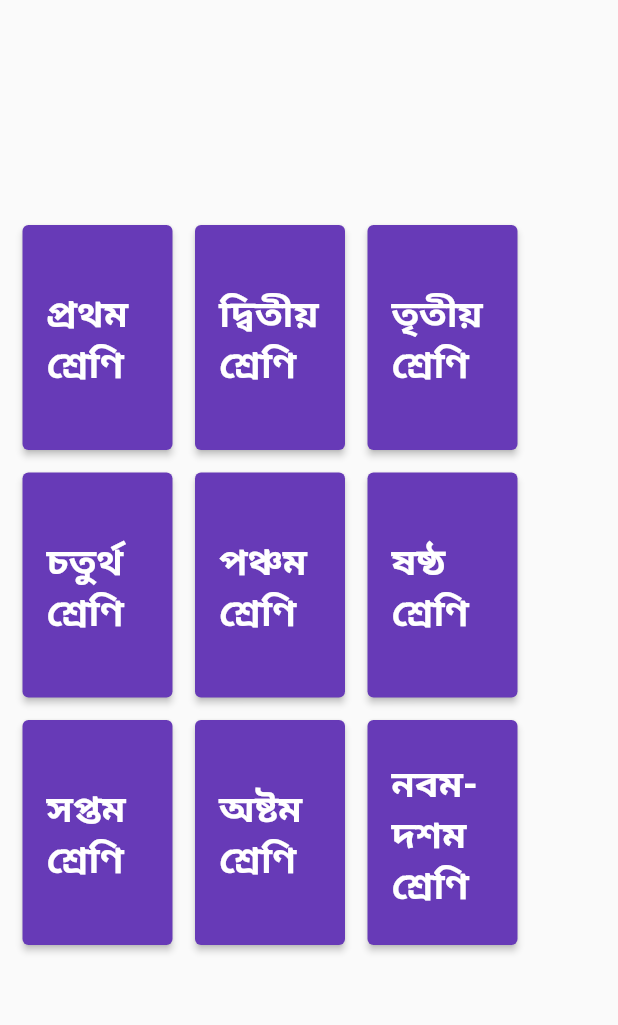
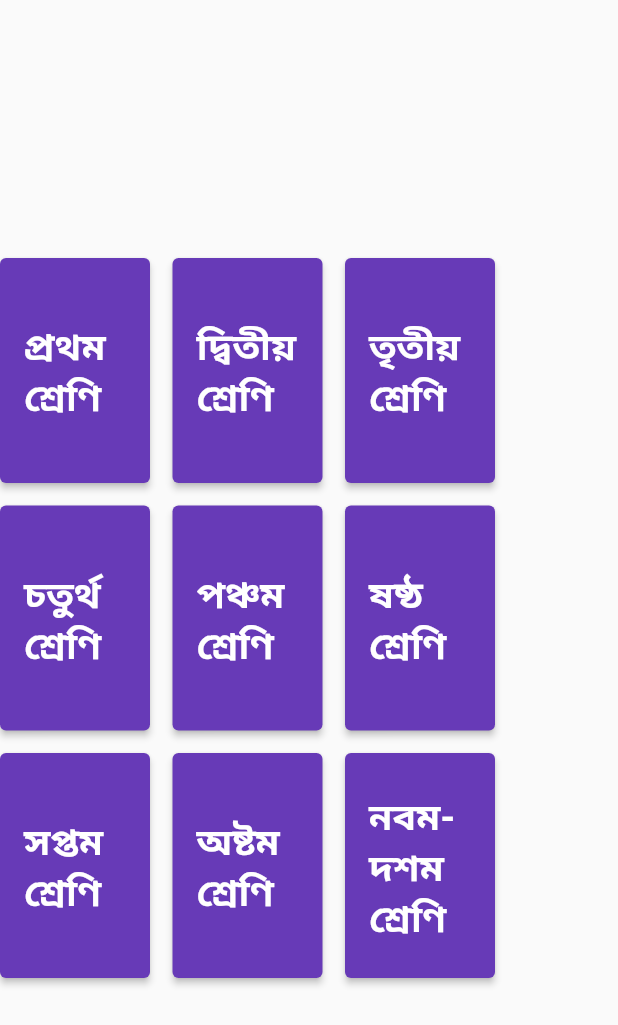
Before and after one commit to mdalihasan11/books_store, a Flutter app: the home screen opened directly, on a phone screen of 412 x 824 dp. Shown: the top 1025 px of the screen. Run offline on Flutter 3.47's test engine with Material 2 defaults, Android fonts, the phone set to English and light mode, and no system bars; missing offline and left inert: syncfusion_flutter_pdfviewer.

Commit message:
frist commit

```diff
--- a/lib/ntrc_books.dart
+++ b/lib/ntrc_books.dart
@@ -17,9 +17,11 @@ class _homeState extends State<home> {
   Widget build(BuildContext context) {
     return SafeArea(
         child: Scaffold(
-            body: Container(
-      padding: const EdgeInsets.only(left: 15, top: 150),
-      child: Column(children: [
+            body: Center(
+      child: Column(
+          mainAxisAlignment: MainAxisAlignment.center,
+          crossAxisAlignment: CrossAxisAlignment.center,
+          children: [
             Row(
               children: [
                 SizedBox(
```
Lines whose indentation alone changed are shown as unchanged.
